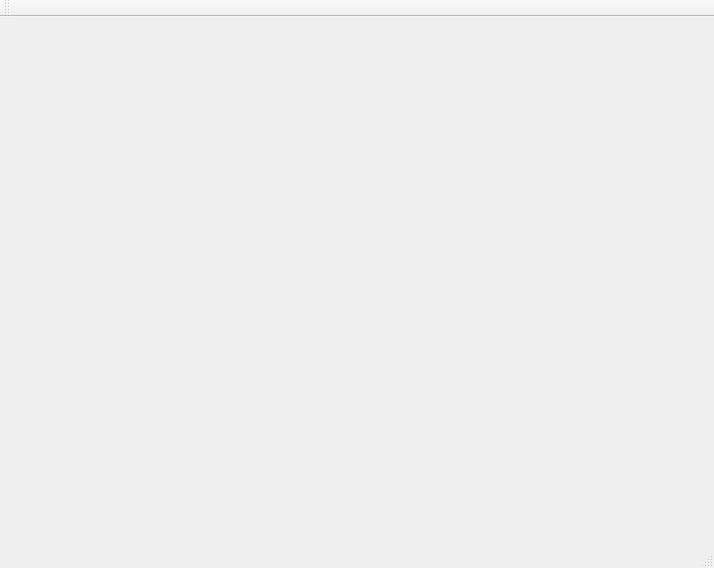
Above: mainwindow.ui from 607011/termenvox before the change. Below: the same form after it.
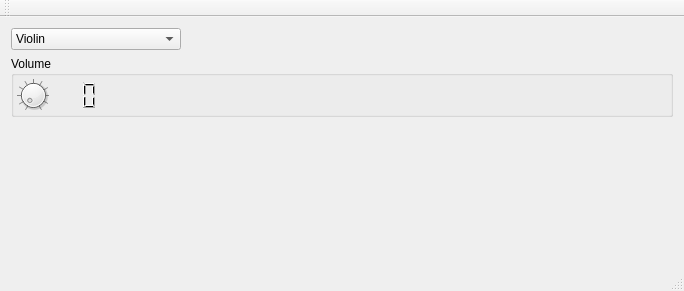
That is the form after the change.

What changed in the file:
```diff
--- a/mainwindow.ui
+++ b/mainwindow.ui
@@ -6,8 +6,8 @@
    <rect>
     <x>0</x>
     <y>0</y>
-    <width>714</width>
-    <height>568</height>
+    <width>684</width>
+    <height>291</height>
    </rect>
   </property>
   <property name="windowTitle">
@@ -16,7 +16,189 @@
   <widget class="QWidget" name="centralWidget">
    <layout class="QGridLayout" name="gridLayout_2">
     <item row="0" column="0">
-     <layout class="QHBoxLayout" name="horizontalLayout"/>
+     <layout class="QHBoxLayout" name="horizontalLayout">
+      <item>
+       <layout class="QGridLayout" name="gridLayout">
+        <item row="3" column="0">
+         <spacer name="verticalSpacer">
+          <property name="orientation">
+           <enum>Qt::Vertical</enum>
+          </property>
+          <property name="sizeHint" stdset="0">
+           <size>
+            <width>20</width>
+            <height>40</height>
+           </size>
+          </property>
+         </spacer>
+        </item>
+        <item row="0" column="0">
+         <widget class="QComboBox" name="instrumentComboBox">
+          <property name="maximumSize">
+           <size>
+            <width>170</width>
+            <height>16777215</height>
+           </size>
+          </property>
+          <item>
+           <property name="text">
+            <string>Violin</string>
+           </property>
+          </item>
+          <item>
+           <property name="text">
+            <string>Brass</string>
+           </property>
+          </item>
+          <item>
+           <property name="text">
+            <string>Clarinet</string>
+           </property>
+          </item>
+          <item>
+           <property name="text">
+            <string>Whistle</string>
+           </property>
+          </item>
+          <item>
+           <property name="text">
+            <string>Flute</string>
+           </property>
+          </item>
+          <item>
+           <property name="text">
+            <string>Percussive Flute (TX81Z #4)</string>
+           </property>
+          </item>
+          <item>
+           <property name="text">
+            <string>Wurley (TX81Z #5)</string>
+           </property>
+          </item>
+          <item>
+           <property name="text">
+            <string>HeavyMetalFM (TX81Z #3)</string>
+           </property>
+          </item>
+          <item>
+           <property name="text">
+            <string>BeeThree (TX81Z #8)</string>
+           </property>
+          </item>
+          <item>
+           <property name="text">
+            <string>Rhodey (TX81Z #5?)</string>
+           </property>
+          </item>
+          <item>
+           <property name="text">
+            <string>FmVoices (TX81Z #6)</string>
+           </property>
+          </item>
+         </widget>
+        </item>
+        <item row="1" column="0">
+         <widget class="QGroupBox" name="groupBox">
+          <property name="minimumSize">
+           <size>
+            <width>40</width>
+            <height>40</height>
+           </size>
+          </property>
+          <property name="title">
+           <string>Volume</string>
+          </property>
+          <layout class="QGridLayout" name="gridLayout_3">
+           <property name="leftMargin">
+            <number>3</number>
+           </property>
+           <property name="topMargin">
+            <number>3</number>
+           </property>
+           <property name="rightMargin">
+            <number>3</number>
+           </property>
+           <property name="bottomMargin">
+            <number>3</number>
+           </property>
+           <property name="spacing">
+            <number>3</number>
+           </property>
+           <item row="0" column="0">
+            <widget class="QDial" name="volumeDial">
+             <property name="minimumSize">
+              <size>
+               <width>16</width>
+               <height>16</height>
+              </size>
+             </property>
+             <property name="maximumSize">
+              <size>
+               <width>32</width>
+               <height>32</height>
+              </size>
+             </property>
+             <property name="toolTip">
+              <string>Volume</string>
+             </property>
+             <property name="maximum">
+              <number>1000</number>
+             </property>
+             <property name="value">
+              <number>0</number>
+             </property>
+             <property name="sliderPosition">
+              <number>0</number>
+             </property>
+             <property name="invertedAppearance">
+              <bool>false</bool>
+             </property>
+             <property name="notchTarget">
+              <double>100.000000000000000</double>
+             </property>
+             <property name="notchesVisible">
+              <bool>true</bool>
+             </property>
+            </widget>
+           </item>
+           <item row="0" column="1">
+            <widget class="QLCDNumber" name="volumeLCDNumber">
+             <property name="frameShape">
+              <enum>QFrame::NoFrame</enum>
+             </property>
+             <property name="frameShadow">
+              <enum>QFrame::Plain</enum>
+             </property>
+             <property name="smallDecimalPoint">
+              <bool>false</bool>
+             </property>
+             <property name="digitCount">
+              <number>3</number>
+             </property>
+             <property name="value" stdset="0">
+              <double>0.000000000000000</double>
+             </property>
+            </widget>
+           </item>
+           <item row="0" column="2">
+            <spacer name="horizontalSpacer">
+             <property name="orientation">
+              <enum>Qt::Horizontal</enum>
+             </property>
+             <property name="sizeHint" stdset="0">
+              <size>
+               <width>40</width>
+               <height>20</height>
+              </size>
+             </property>
+            </spacer>
+           </item>
+          </layout>
+         </widget>
+        </item>
+       </layout>
+      </item>
+     </layout>
     </item>
    </layout>
   </widget>
```
Left out of the diff: 4 changed lines with no effect on the pictures.
